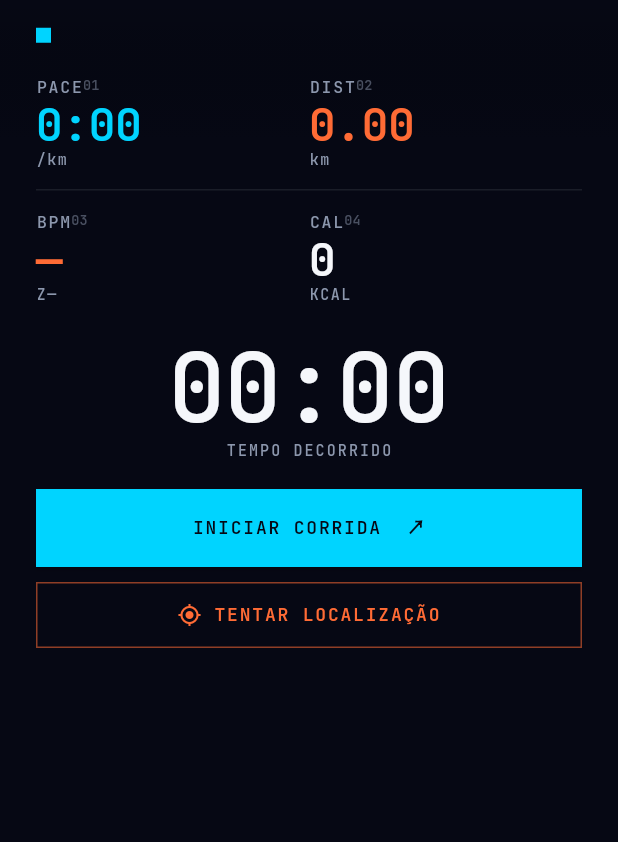
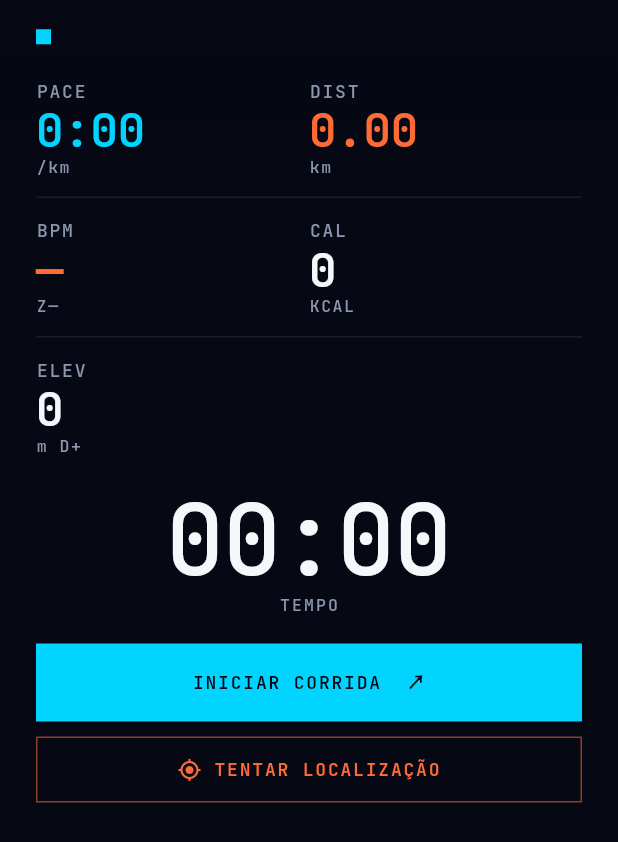
Before and after one commit to S6lab/runnin.core, a Flutter app: the _ActiveStatsLayout widget shown alone on an empty page, opened directly with empty values, on a phone screen of 412 x 824 dp. Shown: the top 842 px of the screen. Run offline on Flutter 3.47's test engine with Material 3 defaults, Android fonts, the phone set to English and light mode, and no system bars; our stand-ins replace audioplayers, cloud_firestore, dio, equatable, file_picker, firebase_auth and 19 more; missing offline and left inert: dart:html, gemini_live, health, record; accounts and stored records are empty; network calls fail.

Commit message:
fix(run): tela ativa — sem índices 01-04, ELEV na telemetria, TEMPO, splits, fontes +1, botões maiores
- remove os índices "01/02/03/04" dos stats (PACE/DIST/BPM/CAL).
- adiciona ELEV (ganho de elevação acumulado, m D+) na telemetria da tela —
  o ganho por km já é enviado ao coach (elevationGainM no cue).
- "TEMPO DECORRIDO" → "TEMPO".
- splits: "KM01" → "KM 01" (espaço); card mostra pace médio + velocidade
  (km/h), removido o tempo do split.
- fontes da página +1 (stats, timer, labels, splits) — chips do topo intactos.
- botões PAUSAR/RETOMAR e FINALIZAR: +2 pontos e negrito.

Co-Authored-By: Claude Opus 4.7 (1M context) <noreply@anthropic.com>

```diff
--- a/app/lib/features/run/presentation/pages/active_run_page.dart
+++ b/app/lib/features/run/presentation/pages/active_run_page.dart
@@ -1199,6 +1199,7 @@ class _ActiveStatsLayout extends StatelessWidget {
                   runType.toUpperCase(),
                   style: type.labelMd.copyWith(
                     color: palette.primary,
+                    fontSize: 13,
                     letterSpacing: 1.4,
                   ),
                 ),
@@ -1211,14 +1212,12 @@ class _ActiveStatsLayout extends StatelessWidget {
             // BPM → secondary (orange), CAL → text default.
             _StatGridRow(
               left: _GridStat(
-                index: '01',
                 label: 'PACE',
                 value: paceVal,
                 unit: '/km',
                 valueColor: palette.primary,
               ),
               right: _GridStat(
-                index: '02',
                 label: 'DIST',
                 value: state.formattedDistance.replaceAll('km', '').trim(),
                 unit: 'km',
@@ -1228,31 +1227,43 @@ class _ActiveStatsLayout extends StatelessWidget {
             Container(height: 1, color: palette.border, margin: const EdgeInsets.symmetric(vertical: 14)),
             _StatGridRow(
               left: _GridStat(
-                index: '03',
                 label: 'BPM',
                 value: bpm?.toString() ?? '—',
                 unit: _bpmZone(bpm),
                 valueColor: palette.secondary,
               ),
               right: _GridStat(
-                index: '04',
                 label: 'CAL',
                 value: kcal.toString(),
                 unit: 'KCAL',
                 valueColor: palette.text,
               ),
             ),
+            Container(height: 1, color: palette.border, margin: const EdgeInsets.symmetric(vertical: 14)),
+            // ELEVAÇÃO: ganho acumulado (m), somado dos splits fechados. Já vai
+            // pro coach por km (elevationGainM no cue) — aqui é só o display.
+            _StatGridRow(
+              left: _GridStat(
+                label: 'ELEV',
+                value: state.splits
+                    .fold<double>(0, (s, sp) => s + (sp.elevationGain ?? 0))
+                    .round()
+                    .toString(),
+                unit: 'm D+',
+                valueColor: palette.text,
+              ),
+            ),
             const SizedBox(height: 24),
 
             // Timer central grande
             Text(
               state.formattedElapsed,
-              style: type.dataXl.copyWith(fontSize: 64, color: palette.text),
+              style: type.dataXl.copyWith(fontSize: 65, color: palette.text),
             ),
             const SizedBox(height: 4),
             Text(
-              'TEMPO DECORRIDO',
-              style: type.labelCaps.copyWith(color: palette.muted, letterSpacing: 1.4),
+              'TEMPO',
+              style: type.labelCaps.copyWith(color: palette.muted, fontSize: 11, letterSpacing: 1.4),
             ),
             const SizedBox(height: 20),
 
@@ -1264,6 +1275,7 @@ class _ActiveStatsLayout extends StatelessWidget {
                     'SPLITS  →',
                     style: type.labelMd.copyWith(
                       color: palette.muted,
+                      fontSize: 13,
                       letterSpacing: 1.2,
                     ),
                   ),
@@ -1285,9 +1297,8 @@ class _ActiveStatsLayout extends StatelessWidget {
                     if (i < state.splits.length) {
                       final s = state.splits[i];
                       return _SplitCard(
-                        kmLabel: 'KM${s.kmIndex.toString().padLeft(2, '0')}',
+                        kmLabel: 'KM ${s.kmIndex.toString().padLeft(2, '0')}',
                         paceLabel: s.formattedPace,
-                        timeLabel: s.formattedDuration,
                         speedLabel: '${s.avgSpeedKmh.toStringAsFixed(1)} km/h',
                         done: true,
                       );
@@ -1297,9 +1308,8 @@ class _ActiveStatsLayout extends StatelessWidget {
                     final currentKm = (state.distanceM / 1000).floor() + 1;
                     final isCurrent = kmIdx == currentKm;
                     return _SplitCard(
-                      kmLabel: 'KM${kmIdx.toString().padLeft(2, '0')}',
+                      kmLabel: 'KM ${kmIdx.toString().padLeft(2, '0')}',
                       paceLabel: isCurrent ? state.formattedPace : '--:--',
-                      timeLabel: isCurrent ? state.formattedElapsed : '--:--',
                       speedLabel: isCurrent ? 'em andamento' : '--',
                       done: false,
                     );
@@ -1424,6 +1434,8 @@ class _ButtonsRow extends StatelessWidget {
                 isPaused ? 'RETOMAR' : 'PAUSAR',
                 style: type.labelMd.copyWith(
                   color: isPaused ? palette.primary : palette.muted,
+                  fontSize: 14,
+                  fontWeight: FontWeight.w700,
                   letterSpacing: 1.2,
                 ),
               ),
@@ -1449,6 +1461,8 @@ class _ButtonsRow extends StatelessWidget {
                       'FINALIZAR  ↗',
                       style: type.labelMd.copyWith(
                         color: palette.background,
+                        fontSize: 14,
+                        fontWeight: FontWeight.w700,
                         letterSpacing: 1.2,
                       ),
                     ),
@@ -1461,13 +1475,11 @@ class _ButtonsRow extends StatelessWidget {
 }
 
 class _GridStat {
-  final String index;
   final String label;
   final String value;
   final String unit;
   final Color valueColor;
   const _GridStat({
-    required this.index,
     required this.label,
     required this.value,
     required this.unit,
@@ -1477,8 +1489,8 @@ class _GridStat {
 
 class _StatGridRow extends StatelessWidget {
   final _GridStat left;
-  final _GridStat right;
-  const _StatGridRow({required this.left, required this.right});
+  final _GridStat? right;
+  const _StatGridRow({required this.left, this.right});
 
   @override
   Widget build(BuildContext context) {
@@ -1486,7 +1498,9 @@ class _StatGridRow extends StatelessWidget {
       crossAxisAlignment: CrossAxisAlignment.start,
       children: [
         Expanded(child: _StatCell(stat: left)),
-        Expanded(child: _StatCell(stat: right)),
+        Expanded(
+          child: right != null ? _StatCell(stat: right!) : const SizedBox(),
+        ),
       ],
     );
   }
@@ -1503,28 +1517,19 @@ class _StatCell extends StatelessWidget {
     return Column(
       crossAxisAlignment: CrossAxisAlignment.start,
       children: [
-        Row(
-          crossAxisAlignment: CrossAxisAlignment.start,
-          children: [
-            Text(
-              stat.label,
-              style: type.labelCaps.copyWith(color: palette.muted, fontSize: 11, letterSpacing: 1.2),
-            ),
-            Text(
-              stat.index,
-              style: type.labelCaps.copyWith(color: palette.muted.withValues(alpha: 0.5), fontSize: 9),
-            ),
-          ],
+        Text(
+          stat.label,
+          style: type.labelCaps.copyWith(color: palette.muted, fontSize: 12, letterSpacing: 1.2),
         ),
         const SizedBox(height: 4),
         Text(
           stat.value,
-          style: type.dataMd.copyWith(color: stat.valueColor, fontSize: 30, letterSpacing: -0.4),
+          style: type.dataMd.copyWith(color: stat.valueColor, fontSize: 31, letterSpacing: -0.4),
         ),
         const SizedBox(height: 2),
         Text(
           stat.unit,
-          style: type.labelCaps.copyWith(color: palette.muted, fontSize: 10, letterSpacing: 1.0),
+          style: type.labelCaps.copyWith(color: palette.muted, fontSize: 11, letterSpacing: 1.0),
         ),
       ],
     );
@@ -1533,17 +1538,14 @@ class _StatCell extends StatelessWidget {
 
 class _SplitCard extends StatelessWidget {
   final String kmLabel;
-  /// Pace AGREGADO do split (mm:ss/km), não o smoothed instantâneo.
+  /// Pace AGREGADO (médio) do split (mm:ss/km), não o smoothed instantâneo.
   final String paceLabel;
-  /// Duração do split (mm:ss), ou tempo decorrido se em andamento.
-  final String timeLabel;
   /// Velocidade média (km/h), ou "em andamento" pra split em curso.
   final String speedLabel;
   final bool done;
   const _SplitCard({
     required this.kmLabel,
     required this.paceLabel,
-    required this.timeLabel,
     required this.speedLabel,
     required this.done,
   });
@@ -1566,34 +1568,25 @@ class _SplitCard extends StatelessWidget {
         children: [
           Text(
             kmLabel,
-            style: type.labelCaps.copyWith(color: accent, letterSpacing: 1.2),
+            style: type.labelCaps.copyWith(color: accent, fontSize: 11, letterSpacing: 1.2),
           ),
           const SizedBox(height: 4),
-          // Pace agregado — destaque principal do card
+          // Pace médio (agregado) — destaque principal do card
           Text(
             paceLabel,
             style: type.labelMd.copyWith(
               color: done ? palette.text : mutedFg,
+              fontSize: 13,
               fontWeight: FontWeight.w600,
             ),
           ),
           const SizedBox(height: 2),
-          // Tempo do split
-          Text(
-            timeLabel,
-            style: type.labelCaps.copyWith(
-              color: done ? palette.text.withValues(alpha: 0.85) : mutedFg,
-              fontSize: 10,
-              letterSpacing: 0.6,
-            ),
-          ),
-          const SizedBox(height: 2),
-          // Velocidade média
+          // Velocidade média (km/h)
           Text(
             speedLabel,
             style: type.labelCaps.copyWith(
               color: mutedFg,
-              fontSize: 9,
+              fontSize: 10,
               letterSpacing: 0.5,
             ),
           ),
```
